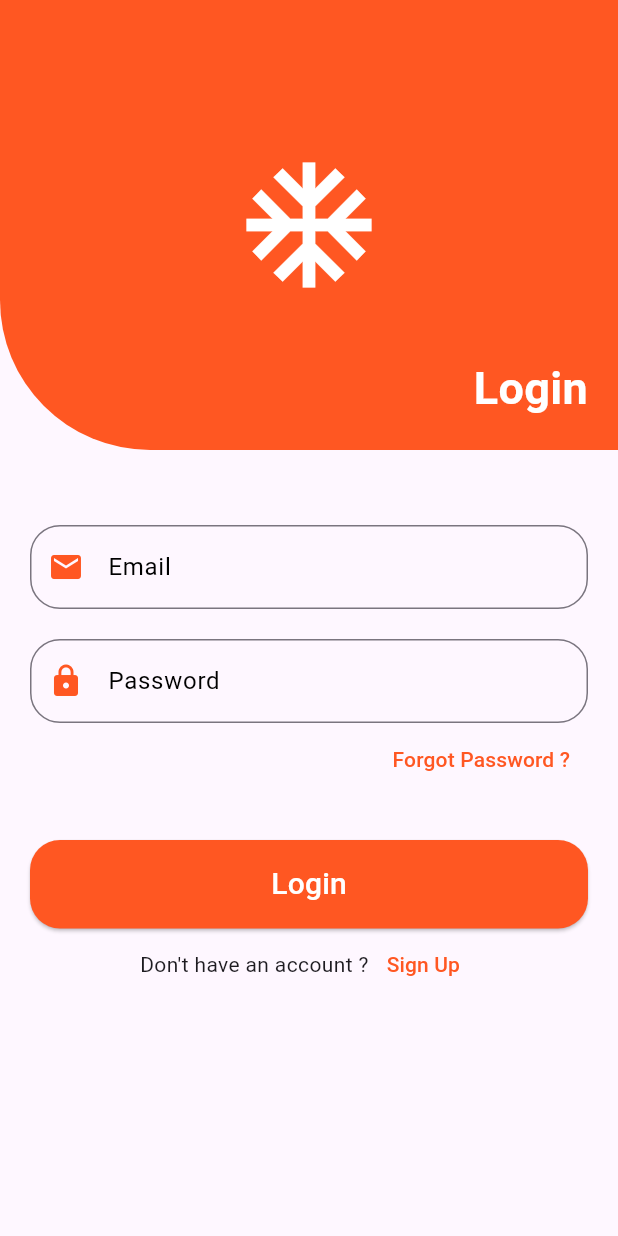
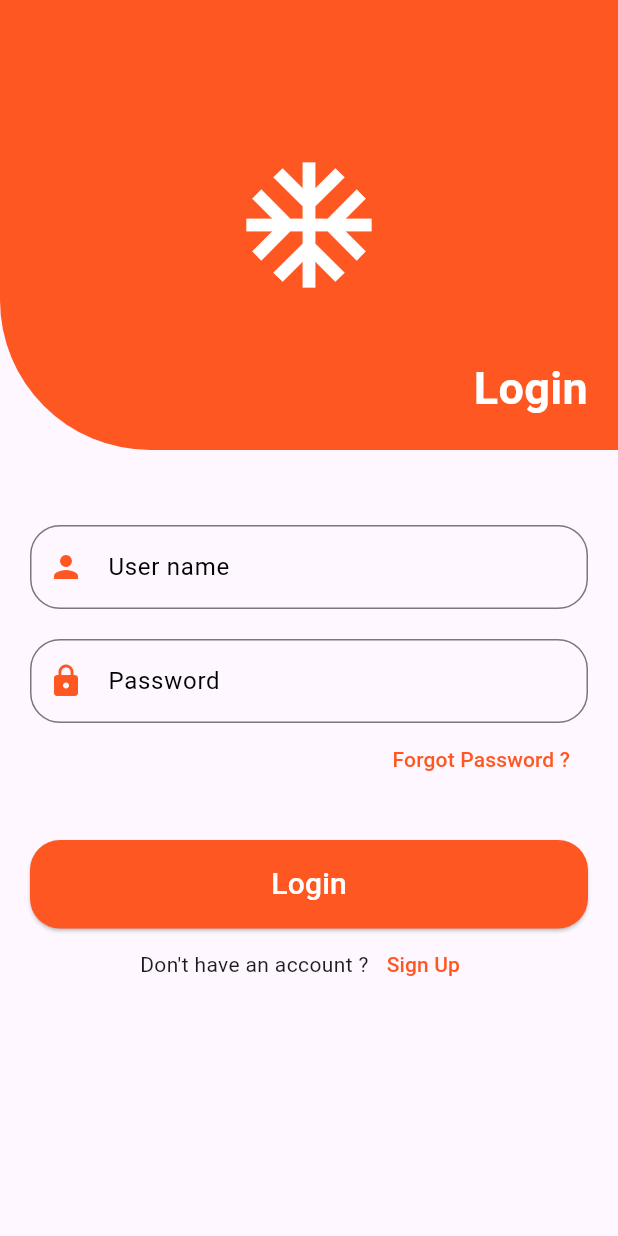
Before and after one commit to mohamedhamdy74/flutter-app, a Flutter app: the screen it shows after launch, after a tap on "Login", on a phone screen of 412 x 824 dp. Run offline on Flutter 3.47's test engine with Material 3 defaults, Android fonts, the phone set to English and light mode, and no system bars; drawn by our look-alikes of flutter_form_builder; our stand-ins replace dio, form_builder_validators, pretty_dio_logger; network calls fail.

Commit message:
second task

```diff
--- /dev/null
+++ b/lib/api/api-client.dart
@@ -0,0 +1,53 @@
+import 'package:dio/dio.dart';
+import 'package:flutter/foundation.dart';
+import 'package:pretty_dio_logger/pretty_dio_logger.dart';
+import 'package:routing/api/constant-urls.dart';
+
+class ApiClient {
+  Dio dio = Dio(BaseOptions(baseUrl: BaseUrls.authUrl,
+      headers: {'Content-Type': 'application/json'},
+    ));
+  // Optional: Set default headers
+
+   ApiClient() {
+    dio.interceptors.add(
+      PrettyDioLogger(
+        requestHeader: true,
+        requestBody: true,
+        responseBody: true,
+        responseHeader: false,
+        error: true,
+        compact: true,
+        maxWidth: 90,
+        enabled: kDebugMode,
+      ),
+    );
+  }
+
+    Future<Response> getData(
+    String path, {
+    Map<String, dynamic>? query,
+    Map<String, String>? headers,
+  }) async {
+    final response = await dio.get(
+      path,
+      queryParameters: query,
+      options: Options(headers: headers),
+    );
+    return response;
+  }
+
+  Future<Response> postData(
+    String uri,
+    dynamic body, {
+    Map<String, String>? headers,
+  }) async {
+    final response = await dio.post(
+      uri,
+      data: body,
+      options: Options(headers: headers),
+    );
+    return response;
+  }
+
+}
--- /dev/null
+++ b/lib/api/constant-urls.dart
@@ -0,0 +1,7 @@
+
+
+class BaseUrls {
+  static const authUrl = "https://dummyjson.com/auth/login";
+  static const productsUrl = "https://dummyjson.com/products";
+  static const categoriesUrl = "https://dummyjson.com/products/categories";
+}
--- /dev/null
+++ b/lib/models/catgs-model.dart
@@ -0,0 +1,23 @@
+// To parse this JSON data, do
+//
+//     final CatgsModel = CatgsModelFromJson(jsonString);
+
+import 'dart:convert';
+
+CatgsModel CatgsModelFromJson(String str) =>
+    CatgsModel.fromJson(json.decode(str));
+
+String CatgsModelToJson(CatgsModel data) => json.encode(data.toJson());
+
+class CatgsModel {
+  String slug;
+  String name;
+  String url;
+
+  CatgsModel({required this.slug, required this.name, required this.url});
+
+  factory CatgsModel.fromJson(Map<String, dynamic> json) =>
+      CatgsModel(slug: json["slug"], name: json["name"], url: json["url"]);
+
+  Map<String, dynamic> toJson() => {"slug": slug, "name": name, "url": url};
+}
--- a/lib/screens/login.dart
+++ b/lib/screens/login.dart
@@ -1,6 +1,8 @@
 import 'package:flutter/material.dart';
 import 'package:flutter_form_builder/flutter_form_builder.dart';
 import 'package:form_builder_validators/form_builder_validators.dart';
+import 'package:routing/api/api-client.dart';
+import 'package:routing/api/constant-urls.dart';
 import 'package:routing/screens/home.dart';
 import 'package:routing/screens/register.dart';
 
@@ -13,6 +15,8 @@ class Login extends StatefulWidget {
 
 class _LoginState extends State<Login> {
   final _formKey = GlobalKey<FormBuilderState>();
+  // ApiClient _apiClient = ApiClient();
+  ApiClient _apiClient = ApiClient();
   @override
   Widget build(BuildContext context) {
     return Scaffold(
@@ -63,16 +67,16 @@ class _LoginState extends State<Login> {
                   mainAxisSize: MainAxisSize.min,
                   children: [
                     FormBuilderTextField(
-                      name: 'email',
+                      name: 'userName',
                       validator: FormBuilderValidators.compose([
                         FormBuilderValidators.required(),
-                        FormBuilderValidators.email(),
+
                       ]),
                       decoration: InputDecoration(
-                        labelText: 'Email',
+                        labelText: 'User name',
                         labelStyle: TextStyle(color: Colors.black),
-                        hintText: "Enter your email",
-                        prefixIcon: Icon(Icons.email),
+                        hintText: "Enter your user name",
+                        prefixIcon: Icon(Icons.person),
                         prefixIconColor: Colors.deepOrange,
                         focusColor: Colors.deepOrange,
                         focusedBorder: OutlineInputBorder(
@@ -125,15 +129,46 @@ class _LoginState extends State<Login> {
                     SizedBox(
                       width: double.infinity,
                       child: ElevatedButton(
-                        onPressed: () {
+                        onPressed: () async {
+                        try{
                           if (_formKey.currentState?.saveAndValidate() ??
                               false) {
-                            Navigator.push(
-                              context,
-                              MaterialPageRoute(builder: (context) => Home()),
+                            var email = _formKey.currentState?.value['userName'];
+                            var password =
+                                _formKey.currentState?.value['password'];
+
+                            var response = await _apiClient.postData(
+                              BaseUrls.authUrl,
+                              {
+                                "username": email,
+                                "password": password
+                              },
                             );
-                          } else {}
-                        },
+                            if (response.statusCode == 200) {
+                              Navigator.push(
+                                context,
+                                MaterialPageRoute(
+                                    builder: (context) => Home()),
+                              );
+                            } else {
+                              ScaffoldMessenger.of(context).showSnackBar(
+                                SnackBar(
+                                  content: Text("Login Failed"),
+                                ),
+                              );
+                            }
+                            // Navigator.push(
+                            //   context,
+                            //   MaterialPageRoute(builder: (context) => Home()),
+                            // );
+                          } else {}}catch(e){
+                          print("Error: $e");
+                             ScaffoldMessenger.of(context).showSnackBar(
+                              SnackBar(content: Text("Error occurred")),
+                            );
+                        }
+                        }
+                        ,
 
                         style: ElevatedButton.styleFrom(
                           backgroundColor: Colors.deepOrange,
--- a/pubspec.yaml
+++ b/pubspec.yaml
@@ -36,7 +36,8 @@ dependencies:
   cupertino_icons: ^1.0.8
   flutter_form_builder: ^10.2.0
   form_builder_validators: ^11.2.0
-  awesome_drawer_bar: ^1.2.1
+  dio: ^5.9.0
+  pretty_dio_logger: ^1.4.0
 
 
 dev_dependencies:
```
Also changed, not shown: lib/models/product-model.dart (added, +259 -0 lines), lib/models/user-model.dart (added, +57 -0 lines), lib/screens/home.dart (+132 -35 lines), pubspec.lock.
